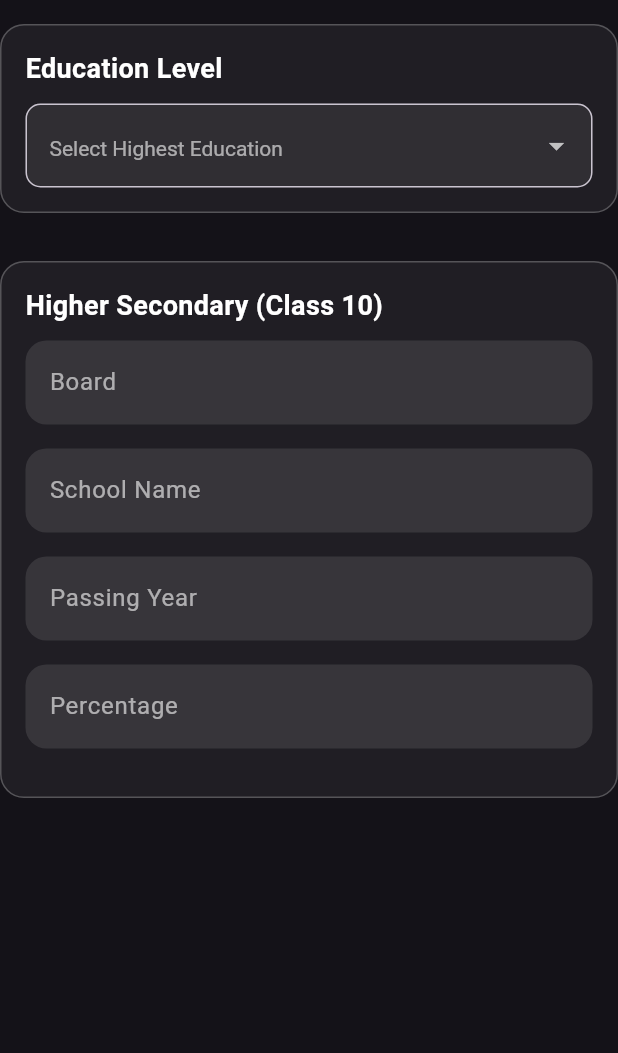
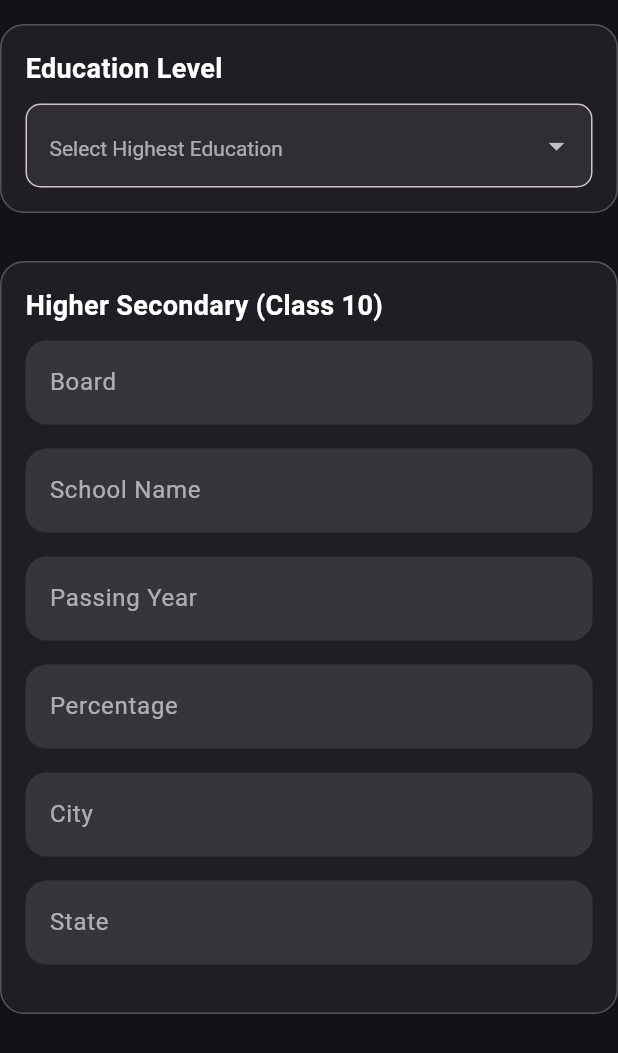
Before and after one commit to arrohisrivastava0/SynthCV, a Flutter app: the DynamicEducationSection widget shown alone on an empty page, opened directly, on a phone screen of 412 x 824 dp. Shown: the top 1053 px of the screen. Run offline on Flutter 3.47's test engine with Material 3 defaults, Android fonts, the phone set to English and light mode, and no system bars; our stand-ins replace file_picker, google_sign_in, hive, supabase_flutter; accounts and stored records are empty; Roboto replaces fonts that are missing (Montserrat).

Commit message:
Improved UI

```diff
--- a/lib/widget/buildInputField.dart
+++ b/lib/widget/buildInputField.dart
@@ -4,13 +4,16 @@ Widget buildInputField({
   IconData? icon,
   required String hint,
   required TextEditingController controller,
+  int? maxLines =1,
   bool obscureText = false,
   IconData? suffixIcon,
   VoidCallback? onSuffixTap,
+
 }) {
   return Padding(
     padding: const EdgeInsets.only(bottom: 16.0),
     child: TextField(
+      maxLines: maxLines,
       controller: controller,
       obscureText: obscureText,
       style: const TextStyle(color: Colors.white),
--- a/lib/widget/dynamic_education_section.dart
+++ b/lib/widget/dynamic_education_section.dart
@@ -10,22 +10,32 @@ class _DynamicEducationSectionState extends State<DynamicEducationSection> {
   String? _highestEducation;
 
   final pgDegreeController = TextEditingController();
+  final pgUniController = TextEditingController();
   final pgYearController = TextEditingController();
   final pgCgpaController = TextEditingController();
+  final pgCityController = TextEditingController();
+  final pgStateController = TextEditingController();
 
   final ugDegreeController = TextEditingController();
+  final ugUniController = TextEditingController();
   final ugYearController = TextEditingController();
   final ugCgpaController = TextEditingController();
+  final ugCityController = TextEditingController();
+  final ugStateController = TextEditingController();
 
   final class12BoardController = TextEditingController();
   final class12SchoolController = TextEditingController();
   final class12YearController = TextEditingController();
   final class12PercentageController = TextEditingController();
+  final class12CityController = TextEditingController();
+  final class12StateController = TextEditingController();
 
   final class10BoardController = TextEditingController();
   final class10SchoolController = TextEditingController();
   final class10YearController = TextEditingController();
   final class10PercentageController = TextEditingController();
+  final class10CityController = TextEditingController();
+  final class10StateController = TextEditingController();
 
   Widget _buildInputField({required String hint, required TextEditingController controller, IconData? icon}) {
     return Padding(
@@ -127,8 +137,11 @@ class _DynamicEducationSectionState extends State<DynamicEducationSection> {
       fields.add(
         _buildSection("Post-Graduation", [
           buildInputField(hint: "Degree", controller: pgDegreeController),
+          buildInputField(hint: "University", controller: pgUniController),
           buildInputField(hint: "Expected Graduation Year", controller: pgYearController),
           buildInputField(hint: "CGPA", controller: pgCgpaController),
+          buildInputField(hint: "City", controller: pgUniController),
+          buildInputField(hint: "State", controller: pgUniController),
         ]),
       );
     }
@@ -137,6 +150,7 @@ class _DynamicEducationSectionState extends State<DynamicEducationSection> {
       fields.add(
         _buildSection("Graduation", [
           buildInputField(hint: "Degree", controller: ugDegreeController),
+          buildInputField(hint: "University", controller: ugUniController),
           buildInputField(hint: "Graduation Year", controller: ugYearController),
           buildInputField(hint: "CGPA", controller: ugCgpaController),
         ]),
@@ -152,6 +166,8 @@ class _DynamicEducationSectionState extends State<DynamicEducationSection> {
           buildInputField(hint: "School Name", controller: class12SchoolController),
           buildInputField(hint: "Passing Year", controller: class12YearController),
           buildInputField(hint: "Percentage", controller: class12PercentageController),
+          buildInputField(hint: "City", controller: class12CityController),
+          buildInputField(hint: "State", controller: class12StateController),
         ]),
       );
     }
@@ -162,6 +178,8 @@ class _DynamicEducationSectionState extends State<DynamicEducationSection> {
         buildInputField(hint: "School Name", controller: class10SchoolController),
         buildInputField(hint: "Passing Year", controller: class10YearController),
         buildInputField(hint: "Percentage", controller: class10PercentageController),
+        buildInputField(hint: "City", controller: class10CityController),
+        buildInputField(hint: "State", controller: class10StateController),
       ]),
     );
 
```
Also changed, not shown: lib/widget/dynamic_experience_section.dart (added, +101 -0 lines).
